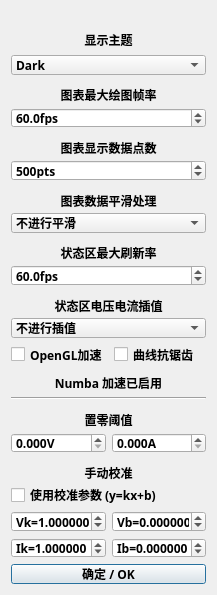
The window that gui_source/mdp_gui_template/graphics.ui (ElluIFX/DP100-PyQt5-GUI) describes before a commit, drawn with Qt 5.
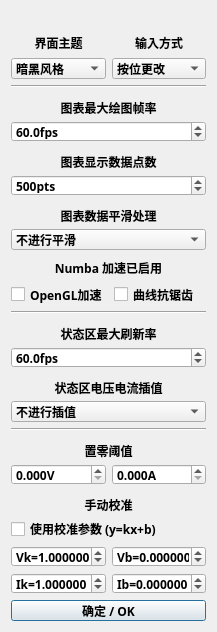
The same window after the commit.

```diff
--- a/gui_source/mdp_gui_template/graphics.ui
+++ b/gui_source/mdp_gui_template/graphics.ui
@@ -13,7 +13,7 @@
     <x>0</x>
     <y>0</y>
     <width>217</width>
-    <height>595</height>
+    <height>632</height>
    </rect>
   </property>
   <property name="sizePolicy">
@@ -58,11 +58,16 @@
     </widget>
    </item>
    <item>
+    <layout class="QHBoxLayout" name="horizontalLayout_7">
+     <property name="spacing">
+      <number>6</number>
+     </property>
+     <item>
     <widget class="QLabel" name="label_36">
      <property name="minimumSize">
       <size>
        <width>0</width>
-       <height>0</height>
+         <height>24</height>
       </size>
      </property>
      <property name="maximumSize">
@@ -78,7 +83,7 @@
       </font>
      </property>
      <property name="text">
-      <string>显示主题</string>
+        <string>界面主题</string>
      </property>
      <property name="alignment">
       <set>Qt::AlignCenter</set>
@@ -88,6 +93,44 @@
      </property>
     </widget>
    </item>
+     <item>
+      <widget class="QLabel" name="label_41">
+       <property name="minimumSize">
+        <size>
+         <width>0</width>
+         <height>24</height>
+        </size>
+       </property>
+       <property name="maximumSize">
+        <size>
+         <width>999</width>
+         <height>16777215</height>
+        </size>
+       </property>
+       <property name="font">
+        <font>
+         <family>Sarasa Fixed SC SemiBold</family>
+         <bold>true</bold>
+        </font>
+       </property>
+       <property name="text">
+        <string>输入方式</string>
+       </property>
+       <property name="alignment">
+        <set>Qt::AlignCenter</set>
+       </property>
+       <property name="margin">
+        <number>6</number>
+       </property>
+      </widget>
+     </item>
+    </layout>
+   </item>
+   <item>
+    <layout class="QHBoxLayout" name="horizontalLayout_6">
+     <property name="spacing">
+      <number>6</number>
+     </property>
    <item>
     <widget class="QComboBox" name="comboTheme">
      <property name="font">
@@ -107,19 +150,52 @@
      </property>
      <item>
       <property name="text">
-       <string>Dark</string>
+         <string>暗黑风格</string>
       </property>
      </item>
      <item>
       <property name="text">
-       <string>Light</string>
-      </property>
-     </item>
+         <string>明亮风格</string>
+        </property>
+       </item>
+      </widget>
+     </item>
      <item>
+      <widget class="QComboBox" name="comboInput">
+       <property name="font">
+        <font>
+         <family>Sarasa Fixed SC SemiBold</family>
+         <bold>true</bold>
+        </font>
+       </property>
+       <property name="layoutDirection">
+        <enum>Qt::LeftToRight</enum>
+       </property>
+       <property name="editable">
+        <bool>false</bool>
+       </property>
+       <property name="sizeAdjustPolicy">
+        <enum>QComboBox::AdjustToContentsOnFirstShow</enum>
+       </property>
+       <item>
       <property name="text">
-       <string>Auto</string>
-      </property>
-     </item>
+         <string>按位更改</string>
+        </property>
+       </item>
+       <item>
+        <property name="text">
+         <string>自由更改</string>
+        </property>
+       </item>
+      </widget>
+     </item>
+    </layout>
+   </item>
+   <item>
+    <widget class="Line" name="line_3">
+     <property name="orientation">
+      <enum>Qt::Horizontal</enum>
+     </property>
     </widget>
    </item>
    <item>
@@ -314,6 +390,77 @@
      </item>
     </widget>
    </item>
+   <item>
+    <widget class="QLabel" name="labelNumba">
+     <property name="minimumSize">
+      <size>
+       <width>0</width>
+       <height>24</height>
+      </size>
+     </property>
+     <property name="maximumSize">
+      <size>
+       <width>999</width>
+       <height>16777215</height>
+      </size>
+     </property>
+     <property name="font">
+      <font>
+       <family>Sarasa Fixed SC SemiBold</family>
+       <bold>true</bold>
+      </font>
+     </property>
+     <property name="text">
+      <string>Numba 加速已启用</string>
+     </property>
+     <property name="alignment">
+      <set>Qt::AlignCenter</set>
+     </property>
+     <property name="margin">
+      <number>6</number>
+     </property>
+    </widget>
+   </item>
+   <item>
+    <layout class="QHBoxLayout" name="horizontalLayout_5">
+     <property name="spacing">
+      <number>6</number>
+     </property>
+     <item>
+      <widget class="QCheckBox" name="checkBoxOpenGL">
+       <property name="font">
+        <font>
+         <family>Sarasa Fixed SC SemiBold</family>
+         <bold>true</bold>
+        </font>
+       </property>
+       <property name="text">
+        <string>OpenGL加速</string>
+       </property>
+      </widget>
+     </item>
+     <item>
+      <widget class="QCheckBox" name="checkBoxAntialias">
+       <property name="font">
+        <font>
+         <family>Sarasa Fixed SC SemiBold</family>
+         <bold>true</bold>
+        </font>
+       </property>
+       <property name="text">
+        <string>曲线抗锯齿</string>
+       </property>
+      </widget>
+     </item>
+    </layout>
+   </item>
+   <item>
+    <widget class="Line" name="line">
+     <property name="orientation">
+      <enum>Qt::Horizontal</enum>
+     </property>
+    </widget>
+   </item>
    <item>
     <widget class="QLabel" name="label_38">
      <property name="minimumSize">
@@ -450,71 +597,7 @@
     </widget>
    </item>
    <item>
-    <layout class="QHBoxLayout" name="horizontalLayout_5">
-     <property name="spacing">
-      <number>6</number>
-     </property>
-     <item>
-      <widget class="QCheckBox" name="checkBoxOpenGL">
-       <property name="font">
-        <font>
-         <family>Sarasa Fixed SC SemiBold</family>
-         <bold>true</bold>
-        </font>
-       </property>
-       <property name="text">
-        <string>OpenGL加速</string>
-       </property>
-      </widget>
-     </item>
-     <item>
-      <widget class="QCheckBox" name="checkBoxAntialias">
-       <property name="font">
-        <font>
-         <family>Sarasa Fixed SC SemiBold</family>
-         <bold>true</bold>
-        </font>
-       </property>
-       <property name="text">
-        <string>曲线抗锯齿</string>
-       </property>
-      </widget>
-     </item>
-    </layout>
-   </item>
-   <item>
-    <widget class="QLabel" name="labelNumba">
-     <property name="minimumSize">
-      <size>
-       <width>0</width>
-       <height>24</height>
-      </size>
-     </property>
-     <property name="maximumSize">
-      <size>
-       <width>999</width>
-       <height>16777215</height>
-      </size>
-     </property>
-     <property name="font">
-      <font>
-       <family>Sarasa Fixed SC SemiBold</family>
-       <bold>true</bold>
-      </font>
-     </property>
-     <property name="text">
-      <string>Numba 加速已启用</string>
-     </property>
-     <property name="alignment">
-      <set>Qt::AlignCenter</set>
-     </property>
-     <property name="margin">
-      <number>6</number>
-     </property>
-    </widget>
-   </item>
-   <item>
-    <widget class="Line" name="line">
+    <widget class="Line" name="line_2">
      <property name="orientation">
       <enum>Qt::Horizontal</enum>
      </property>
```
Lines whose indentation alone changed are shown as unchanged.
